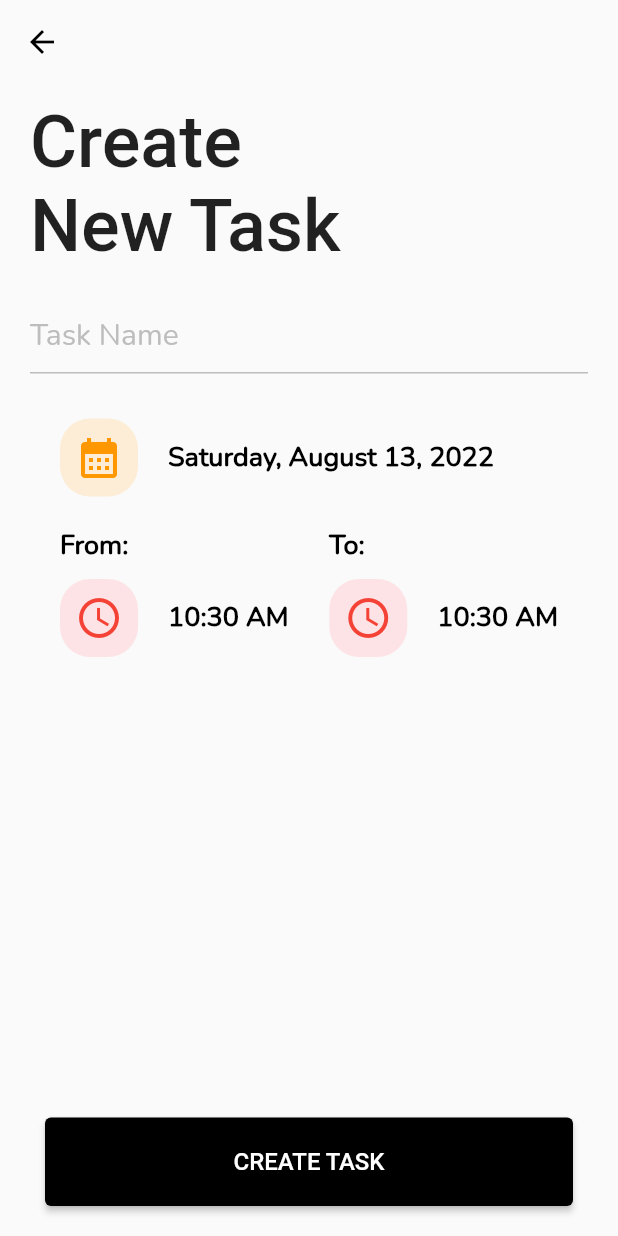
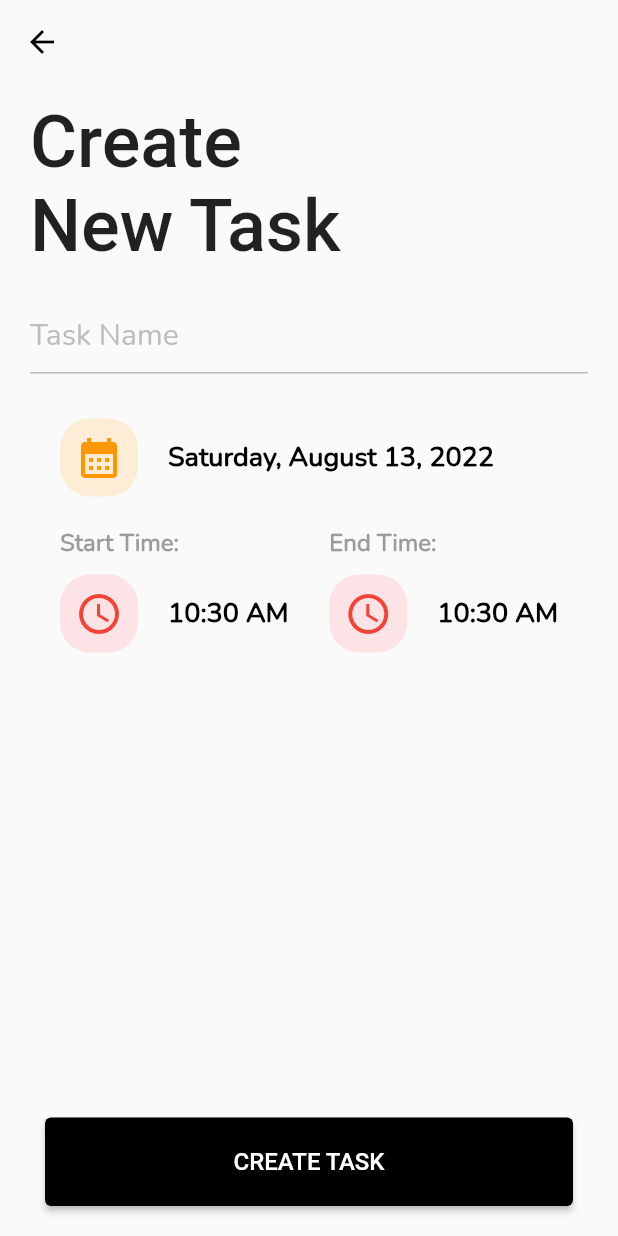
Before and after one commit to repsajanboy/flutter-planner, a Flutter app: the screen it shows after launch, after a tap on "+ ADD NEW TASK", on a phone screen of 412 x 824 dp. Run offline on Flutter 3.47's test engine with Material 2 defaults, Android fonts, the phone set to English and light mode, and no system bars; our stand-ins replace bloc, dio, equatable, flutter_bloc; network calls fail; Roboto replaces fonts that are missing (Beneth).

Commit message:
Adjust label text in create task screen

```diff
--- a/lib/presentation/create_task/view/create_task.dart
+++ b/lib/presentation/create_task/view/create_task.dart
@@ -114,8 +114,8 @@ class CreateTask extends StatelessWidget {
                           crossAxisAlignment: CrossAxisAlignment.start,
                           children: [
                             Text(
-                              'From:',
-                              style: context.typo.createTaskText(),
+                              'Start Time:',
+                              style: context.typo.createTaskLabel(),
                             ),
                             const SizedBox(height: 10.0),
                             BlocBuilder<CreateTaskBloc, CreateTaskState>(
@@ -164,8 +164,8 @@ class CreateTask extends StatelessWidget {
                           crossAxisAlignment: CrossAxisAlignment.start,
                           children: [
                             Text(
-                              'To:',
-                              style: context.typo.createTaskText(),
+                              'End Time:',
+                              style: context.typo.createTaskLabel(),
                             ),
                             const SizedBox(height: 10.0),
                             BlocBuilder<CreateTaskBloc, CreateTaskState>(
--- a/lib/style/app_typography.dart
+++ b/lib/style/app_typography.dart
@@ -21,6 +21,13 @@ class AppTextStyle {
   TextStyle createTaskText() {
     return const TextStyle(
       fontSize: 18.0,
+    );
+  }
+
+    TextStyle createTaskLabel() {
+    return const TextStyle(
+      fontSize: 16.0,
+      color: Colors.black38
     );
   }
 
```
